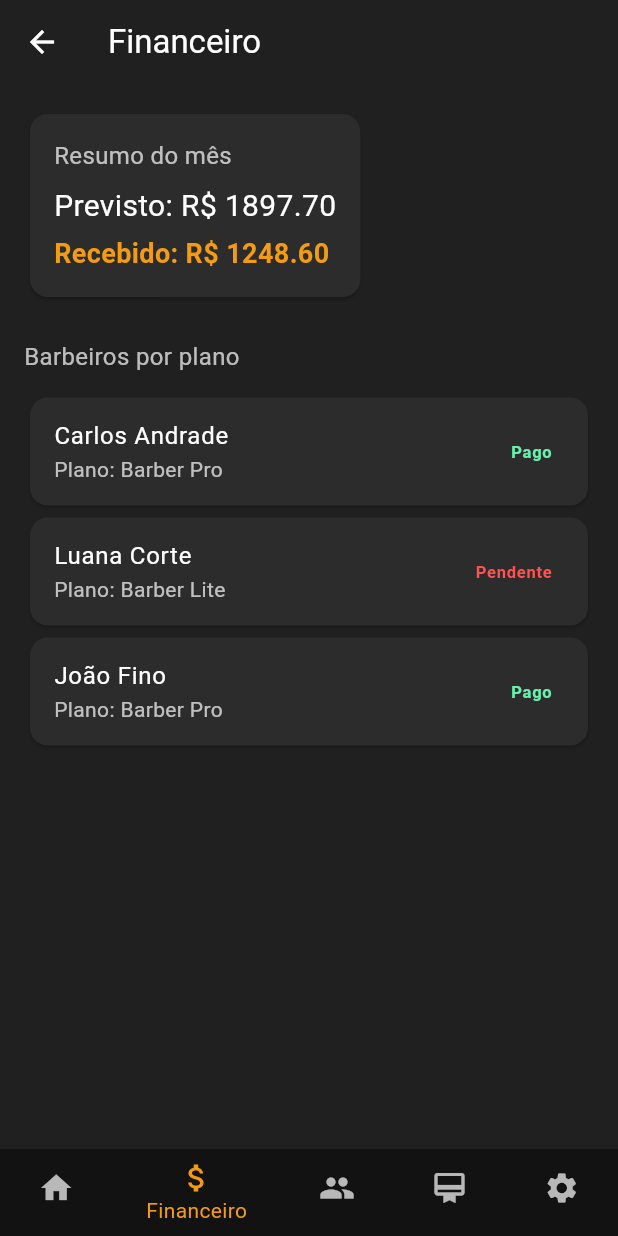
After one commit to Ubletech-Software-House/meu_barbeiro_app, a Flutter app: the AdminFinancePage screen opened by its route, on a phone screen of 412 x 824 dp. The commit adds this screen. Run offline on Flutter 3.47's test engine with Material 3 defaults, Android fonts, the phone set to English and light mode, and no system bars.

Commit message:
feat: implementa AdminFinancePage com valor previsto, recebido e lista de barbeiros

```diff
--- a/lib/main.dart
+++ b/lib/main.dart
@@ -1,6 +1,7 @@
 import 'package:flutter/material.dart';
 import 'core/theme.dart';
 import 'modules/admin/pages/admin_dashboard_page.dart';
+import 'modules/admin/pages/admin_finance_page.dart';
 import 'modules/admin/pages/admin_plan_form_page.dart';
 import 'modules/admin/pages/admin_plans_page.dart';
 import 'modules/admin/pages/admin_users_page.dart';
@@ -69,6 +70,7 @@ class MeuBarbeiroApp extends StatelessWidget {
         '/admin-users': (_) => const AdminUsersPage(),
         '/admin-plans': (_) => const AdminPlansPage(),
         '/admin-plan-form': (_) => const AdminPlanFormPage(),
+        '/admin-finance': (_) => const AdminFinancePage(),
       },
     );
   }
--- /dev/null
+++ b/lib/modules/admin/pages/admin_finance_page.dart
@@ -0,0 +1,105 @@
+import 'package:flutter/material.dart';
+import 'package:meu_barbeiro_app/shared/widgets/admin_bottom_navbar.dart';
+
+class AdminFinancePage extends StatelessWidget {
+  const AdminFinancePage({super.key});
+
+  @override
+  Widget build(BuildContext context) {
+    // Mock de valores financeiros
+    final double valorPrevisto = 1897.70;
+    final double valorRecebido = 1248.60;
+
+    // Mock de barbeiros e status de pagamento
+    final List<Map<String, dynamic>> barbeiros = [
+      {
+        'nome': 'Carlos Andrade',
+        'plano': 'Barber Pro',
+        'valor': 49.90,
+        'status': 'pago'
+      },
+      {
+        'nome': 'Luana Corte',
+        'plano': 'Barber Lite',
+        'valor': 19.90,
+        'status': 'pendente'
+      },
+      {
+        'nome': 'João Fino',
+        'plano': 'Barber Pro',
+        'valor': 49.90,
+        'status': 'pago'
+      },
+    ];
+
+    return Scaffold(
+      backgroundColor: const Color(0xFF202020),
+      appBar: AppBar(
+        backgroundColor: const Color(0xFF202020),
+        title: const Text('Financeiro'),
+      ),
+      body: Padding(
+        padding: const EdgeInsets.all(16),
+        child: Column(
+          crossAxisAlignment: CrossAxisAlignment.start,
+          children: [
+            Card(
+              color: const Color(0xFF2C2C2C),
+              child: Padding(
+                padding: const EdgeInsets.all(16),
+                child: Column(
+                  crossAxisAlignment: CrossAxisAlignment.start,
+                  children: [
+                    const Text('Resumo do mês',
+                        style: TextStyle(color: Colors.white70, fontSize: 16)),
+                    const SizedBox(height: 8),
+                    Text('Previsto: R\$ ${valorPrevisto.toStringAsFixed(2)}',
+                        style:
+                            const TextStyle(color: Colors.white, fontSize: 20)),
+                    const SizedBox(height: 4),
+                    Text('Recebido: R\$ ${valorRecebido.toStringAsFixed(2)}',
+                        style: const TextStyle(
+                            color: Color(0xFFf39c12),
+                            fontSize: 18,
+                            fontWeight: FontWeight.bold)),
+                  ],
+                ),
+              ),
+            ),
+            const SizedBox(height: 24),
+            const Text('Barbeiros por plano',
+                style: TextStyle(color: Colors.white70, fontSize: 16)),
+            const SizedBox(height: 12),
+            Expanded(
+              child: ListView.builder(
+                itemCount: barbeiros.length,
+                itemBuilder: (context, index) {
+                  final b = barbeiros[index];
+                  return Card(
+                    color: const Color(0xFF2C2C2C),
+                    child: ListTile(
+                      title: Text(b['nome'],
+                          style: const TextStyle(color: Colors.white)),
+                      subtitle: Text('Plano: ${b['plano']}',
+                          style: const TextStyle(color: Colors.white70)),
+                      trailing: Text(
+                        b['status'] == 'pago' ? 'Pago' : 'Pendente',
+                        style: TextStyle(
+                          color: b['status'] == 'pago'
+                              ? Colors.greenAccent
+                              : Colors.redAccent,
+                          fontWeight: FontWeight.bold,
+                        ),
+                      ),
+                    ),
+                  );
+                },
+              ),
+            )
+          ],
+        ),
+      ),
+      bottomNavigationBar: const AdminBottomNavbar(currentIndex: 1),
+    );
+  }
+}
```
